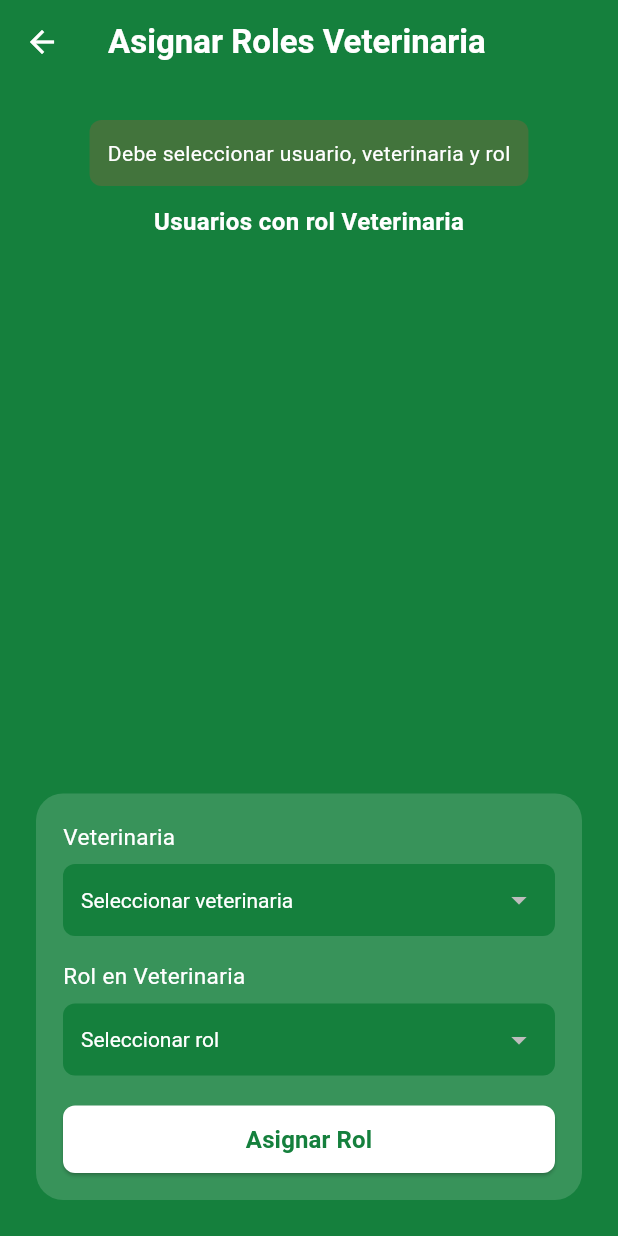
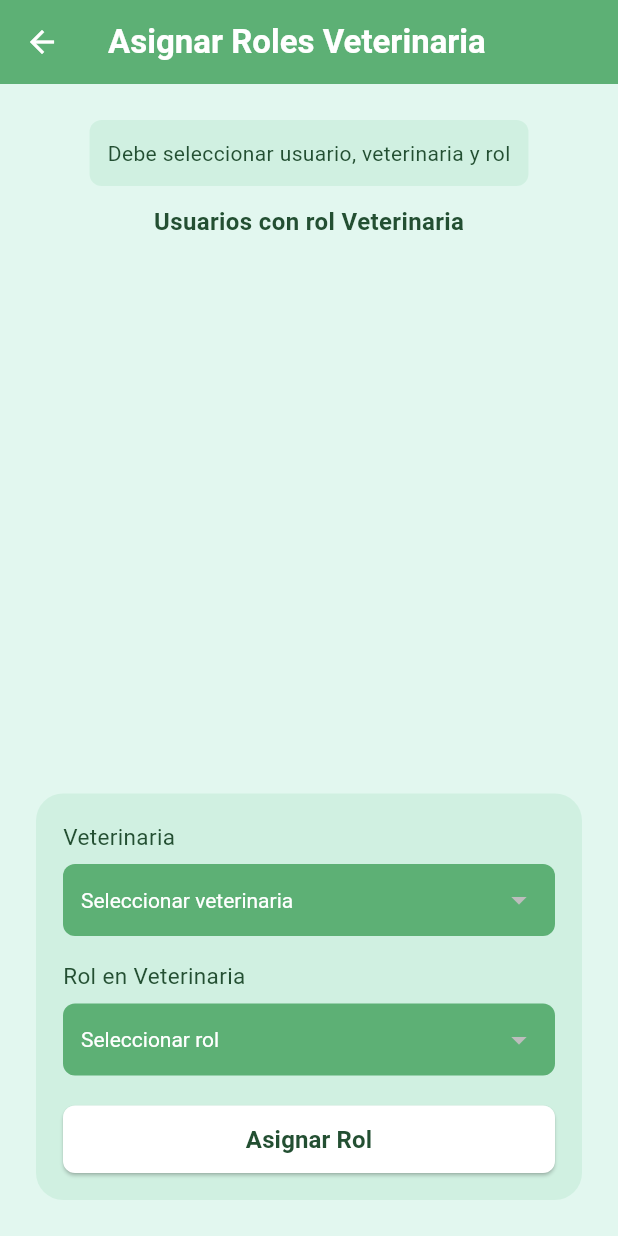
Before and after one commit to PauloUrbina11/VetProApp, a Flutter app: the ManageRolesScreen screen opened by its route, after a tap on "Asignar Rol", on a phone screen of 412 x 824 dp. Run offline on Flutter 3.47's test engine with Material 3 defaults, Android fonts, the phone set to English and light mode, and no system bars; our stand-ins replace app_links, shared_preferences, table_calendar; accounts and stored records are empty; network calls fail; Roboto replaces fonts that are missing (Montserrat).

Commit message:
feat: Aplicar paleta de colores verde profesional en todas las pantallas
- Profile: Actualizado a mint/lightGreen/softGreen/darkGreen
- Admin screens: manage_roles, create_veterinaria con nueva paleta
- Appointments: manage_appointments actualizado
- Services: manage_services con colores coherentes
- Auth: reset_request y reset_password con softGreen
- Settings: Fondo mint, textos darkGreen
- Recommendations: Fondo mint, appbar softGreen
- Profile menu: Cards lightGreen con iconos darkGreen
- Home: Calendario con lightGreen/softGreen/darkGreen, estadísticas actualizadas
- Todos los dropdowns, inputs y botones usando la nueva paleta
- Mantiene compatibilidad con vetproGreen = softGreen

```diff
--- a/Frontend/vetproapp/lib/features/admin/manage_roles_screen.dart
+++ b/Frontend/vetproapp/lib/features/admin/manage_roles_screen.dart
@@ -1,5 +1,6 @@
 import 'package:flutter/material.dart';
 import '../../app/services/admin_service.dart';
+import '../../app/config/theme.dart';
 
 class ManageRolesScreen extends StatefulWidget {
   const ManageRolesScreen({super.key});
@@ -84,14 +85,14 @@ class _ManageRolesScreenState extends State<ManageRolesScreen> {
   @override
   Widget build(BuildContext context) {
     return Scaffold(
-      backgroundColor: const Color(0xFF15803D),
+      backgroundColor: mint,
       appBar: AppBar(
         title: const Text(
           'Asignar Roles Veterinaria',
           style:
               TextStyle(fontFamily: 'Montserrat', fontWeight: FontWeight.bold),
         ),
-        backgroundColor: const Color(0xFF15803D),
+        backgroundColor: softGreen,
         elevation: 0,
       ),
       body: _loading
@@ -105,13 +106,13 @@ class _ManageRolesScreenState extends State<ManageRolesScreen> {
                       Container(
                         padding: const EdgeInsets.all(12),
                         decoration: BoxDecoration(
-                          color: Colors.red.withOpacity(0.2),
+                          color: lightGreen.withOpacity(0.3),
                           borderRadius: BorderRadius.circular(8),
                         ),
                         child: Text(
                           _error!,
                           style: const TextStyle(
-                            color: Colors.white,
+                            color: darkGreen,
                             fontFamily: 'Montserrat',
                           ),
                         ),
@@ -120,7 +121,7 @@ class _ManageRolesScreenState extends State<ManageRolesScreen> {
                     const Text(
                       'Usuarios con rol Veterinaria',
                       style: TextStyle(
-                        color: Colors.white,
+                        color: darkGreen,
                         fontFamily: 'Montserrat',
                         fontSize: 16,
                         fontWeight: FontWeight.bold,
@@ -137,15 +138,15 @@ class _ManageRolesScreenState extends State<ManageRolesScreen> {
                             margin: const EdgeInsets.only(bottom: 8),
                             decoration: BoxDecoration(
                               color: isSelected
-                                  ? Colors.white.withOpacity(0.3)
-                                  : Colors.white.withOpacity(0.15),
+                                  ? lightGreen.withOpacity(0.8)
+                                  : lightGreen.withOpacity(0.5),
                               borderRadius: BorderRadius.circular(12),
                             ),
                             child: ListTile(
                               title: Text(
                                 '${u['nombre_completo'] ?? 'Usuario'}',
                                 style: const TextStyle(
-                                  color: Colors.white,
+                                  color: darkGreen,
                                   fontFamily: 'Montserrat',
                                   fontWeight: FontWeight.bold,
                                 ),
@@ -153,7 +154,7 @@ class _ManageRolesScreenState extends State<ManageRolesScreen> {
                               subtitle: Text(
                                 '${u['correo']} - ID: ${u['id']}',
                                 style: TextStyle(
-                                  color: Colors.white.withOpacity(0.8),
+                                  color: darkGreen.withOpacity(0.7),
                                   fontFamily: 'Montserrat',
                                 ),
                               ),
@@ -170,7 +171,7 @@ class _ManageRolesScreenState extends State<ManageRolesScreen> {
                     Container(
                       padding: const EdgeInsets.all(18),
                       decoration: BoxDecoration(
-                        color: Colors.white.withOpacity(0.15),
+                        color: lightGreen.withOpacity(0.3),
                         borderRadius: BorderRadius.circular(18),
                       ),
                       child: Column(
@@ -180,7 +181,7 @@ class _ManageRolesScreenState extends State<ManageRolesScreen> {
                             'Veterinaria',
                             style: TextStyle(
                               fontFamily: 'Montserrat',
-                              color: Colors.white,
+                              color: darkGreen,
                               fontSize: 15,
                             ),
                           ),
@@ -188,7 +189,7 @@ class _ManageRolesScreenState extends State<ManageRolesScreen> {
                           Container(
                             padding: const EdgeInsets.symmetric(horizontal: 12),
                             decoration: BoxDecoration(
-                              color: const Color(0xFF15803D),
+                              color: softGreen,
                               borderRadius: BorderRadius.circular(8),
                             ),
                             child: DropdownButton<int>(
@@ -196,7 +197,7 @@ class _ManageRolesScreenState extends State<ManageRolesScreen> {
                               hint: const Text(
                                 'Seleccionar veterinaria',
                                 style: TextStyle(
-                                  color: Colors.white,
+                                  color: white,
                                   fontFamily: 'Montserrat',
                                 ),
                               ),
@@ -230,7 +231,7 @@ class _ManageRolesScreenState extends State<ManageRolesScreen> {
                             'Rol en Veterinaria',
                             style: TextStyle(
                               fontFamily: 'Montserrat',
-                              color: Colors.white,
+                              color: darkGreen,
                               fontSize: 15,
                             ),
                           ),
@@ -238,7 +239,7 @@ class _ManageRolesScreenState extends State<ManageRolesScreen> {
                           Container(
                             padding: const EdgeInsets.symmetric(horizontal: 12),
                             decoration: BoxDecoration(
-                              color: const Color(0xFF15803D),
+                              color: softGreen,
                               borderRadius: BorderRadius.circular(8),
                             ),
                             child: DropdownButton<int>(
@@ -246,7 +247,7 @@ class _ManageRolesScreenState extends State<ManageRolesScreen> {
                               hint: const Text(
                                 'Seleccionar rol',
                                 style: TextStyle(
-                                  color: Colors.white,
+                                  color: white,
                                   fontFamily: 'Montserrat',
                                 ),
                               ),
@@ -282,8 +283,8 @@ class _ManageRolesScreenState extends State<ManageRolesScreen> {
                             child: ElevatedButton(
                               onPressed: _assigning ? null : _assign,
                               style: ElevatedButton.styleFrom(
-                                backgroundColor: Colors.white,
-                                foregroundColor: const Color(0xFF15803D),
+                                backgroundColor: white,
+                                foregroundColor: darkGreen,
                                 shape: RoundedRectangleBorder(
                                   borderRadius: BorderRadius.circular(8),
                                 ),
@@ -293,7 +294,7 @@ class _ManageRolesScreenState extends State<ManageRolesScreen> {
                                       width: 20,
                                       height: 20,
                                       child: CircularProgressIndicator(
-                                        color: Color(0xFF15803D),
+                                        color: darkGreen,
                                         strokeWidth: 2,
                                       ),
                                     )
--- a/Frontend/vetproapp/lib/features/auth/presentation/screens/reset_password_screen.dart
+++ b/Frontend/vetproapp/lib/features/auth/presentation/screens/reset_password_screen.dart
@@ -1,5 +1,6 @@
 import 'package:flutter/material.dart';
 import '../../../../app/services/auth_service.dart';
+import '../../../../app/config/theme.dart';
 
 class ResetPasswordScreen extends StatefulWidget {
   final String token;
@@ -75,7 +76,7 @@ class _ResetPasswordScreenState extends State<ResetPasswordScreen> {
                   obscureText: _obscureNew,
                   decoration: InputDecoration(
                     filled: true,
-                    fillColor: const Color(0xFF15803D),
+                    fillColor: softGreen,
                     labelText: 'Nueva contraseña',
                     labelStyle: const TextStyle(
                       fontFamily: 'Montserrat',
@@ -105,7 +106,7 @@ class _ResetPasswordScreenState extends State<ResetPasswordScreen> {
                   obscureText: _obscureConfirm,
                   decoration: InputDecoration(
                     filled: true,
-                    fillColor: const Color(0xFF15803D),
+                    fillColor: softGreen,
                     labelText: 'Confirmar contraseña',
                     labelStyle: const TextStyle(
                       fontFamily: 'Montserrat',
--- a/Frontend/vetproapp/lib/features/auth/presentation/screens/reset_request_screen.dart
+++ b/Frontend/vetproapp/lib/features/auth/presentation/screens/reset_request_screen.dart
@@ -1,5 +1,6 @@
 import 'package:flutter/material.dart';
 import '../../../../app/services/auth_service.dart';
+import '../../../../app/config/theme.dart';
 
 class ResetRequestScreen extends StatefulWidget {
   const ResetRequestScreen({super.key});
@@ -36,7 +37,7 @@ class _ResetRequestScreenState extends State<ResetRequestScreen> {
                 controller: correoController,
                 decoration: InputDecoration(
                   filled: true,
-                  fillColor: const Color(0xFF15803D), // Fondo verde
+                  fillColor: softGreen, // Fondo verde
                   labelText: 'Correo electrónico',
                   labelStyle: const TextStyle(
                     fontFamily: 'Montserrat',
```
Also changed, not shown: Frontend/vetproapp/lib/features/admin/create_veterinaria_screen.dart (+14 -12 lines), Frontend/vetproapp/lib/features/appointments/manage_appointments_screen.dart (+8 -7 lines), Frontend/vetproapp/lib/features/home/home_screen.dart (+11 -11 lines), Frontend/vetproapp/lib/features/profile/manage_services_screen.dart (+16 -15 lines), Frontend/vetproapp/lib/features/profile/profile_menu_screen.dart (+4 -4 lines), Frontend/vetproapp/lib/features/profile/profile_screen.dart (+5 -5 lines), Frontend/vetproapp/lib/features/recommendations/recommendations_screen.dart (+4 -4 lines), Frontend/vetproapp/lib/features/settings/settings_screen.dart (+19 -19 lines).
